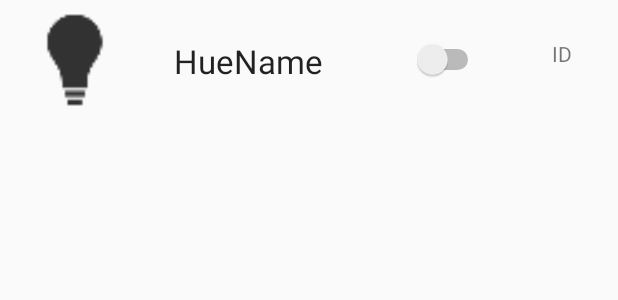
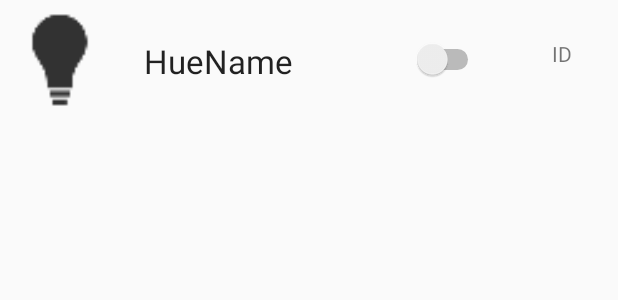
Before and after one commit to Kraegon/MAD_Android_playground, an Android app: the layout hue_list_cell.xml on its own in the app's theme, with its tools: preview values and no code run, on a phone screen of 412 x 824 dp. Shown: the top 300 px of the screen. Run offline under Robolectric (Android 15) with nearby library versions, the phone set to English and light mode, and no system bars.

Commit message:
Edited img size for phones

```diff
--- a/HueApp/app/src/main/res/layout/hue_list_cell.xml
+++ b/HueApp/app/src/main/res/layout/hue_list_cell.xml
@@ -41,8 +41,8 @@
         android:layout_alignTop="@+id/quickOnOffSwitch" />
 
     <ImageView
-        android:layout_width="100dp"
-        android:layout_height="100dp"
+        android:layout_width="80dp"
+        android:layout_height="80dp"
         android:id="@+id/imageViewColour"
         android:layout_alignParentLeft="true"
         android:layout_alignParentStart="true"
```
